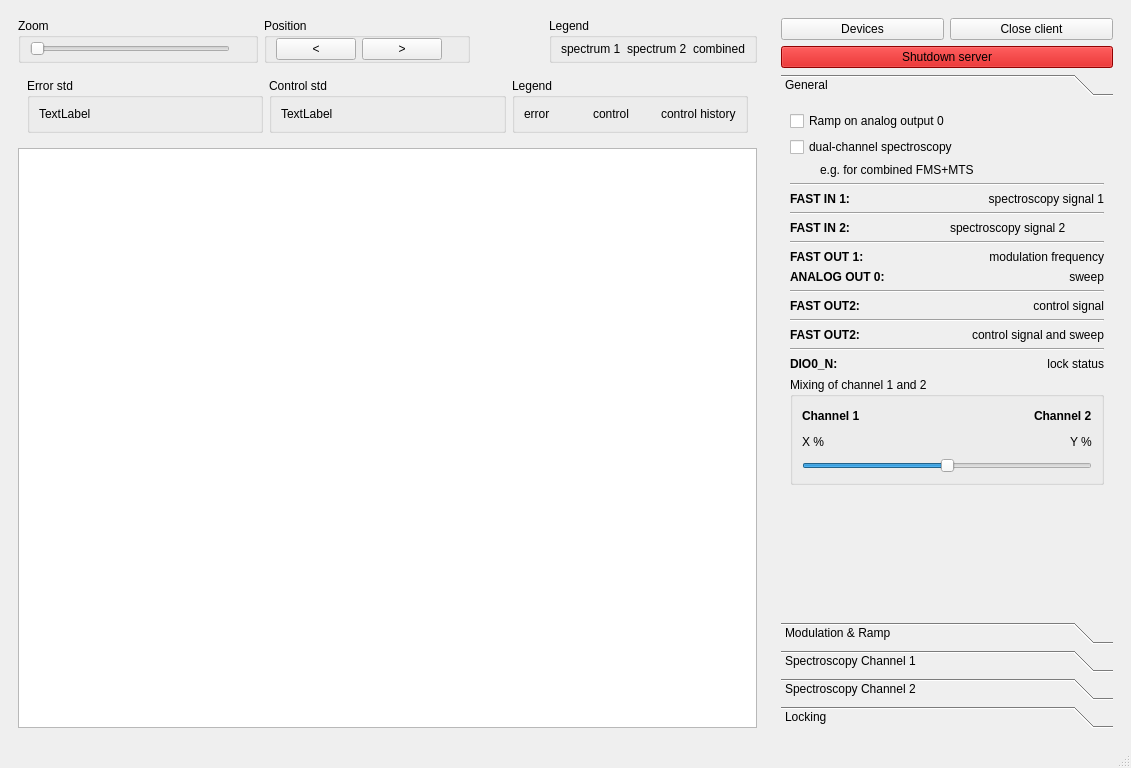
First picture: the form in linien/client/ui/main_window.ui, repository linien-org/linien, before the edit.
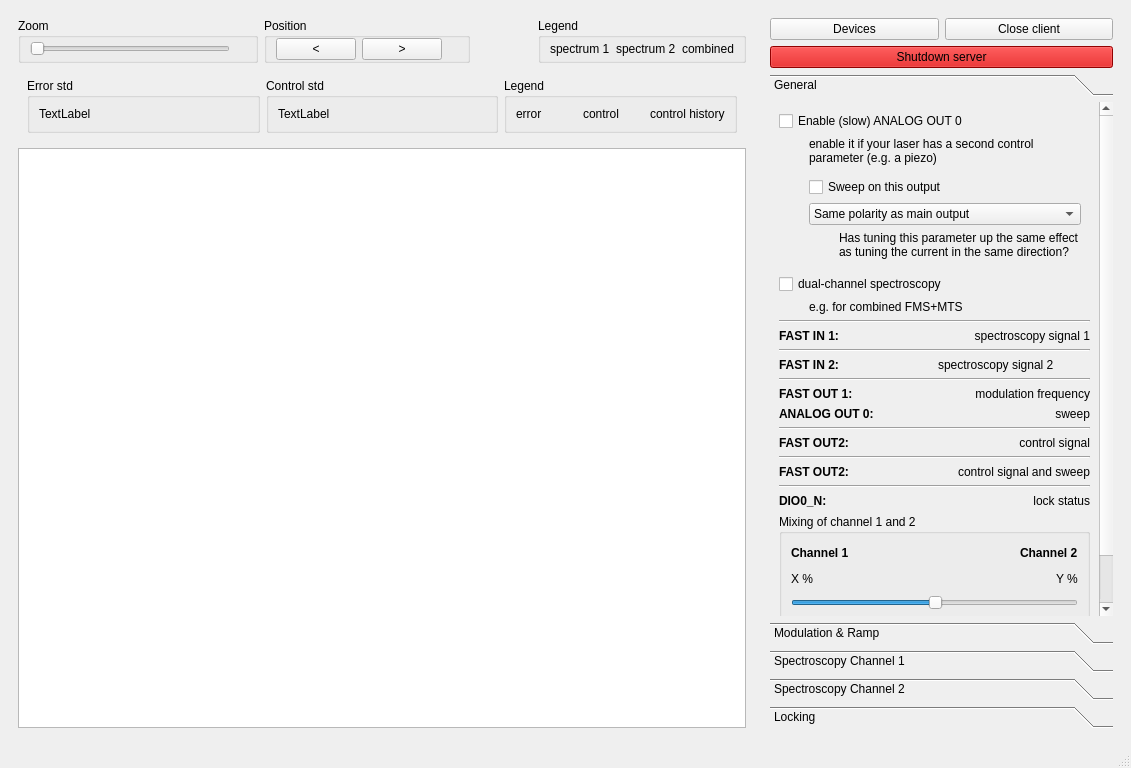
Second picture: the form after the edit. The open tabs and pages were chosen to show the change. Custom widgets are drawn as their Qt base class.

Diff of the .ui file:
```diff
--- a/linien/client/ui/main_window.ui
+++ b/linien/client/ui/main_window.ui
@@ -146,6 +146,9 @@
                  <property name="text">
                   <string>spectrum 1</string>
                  </property>
+                 <property name="wordWrap">
+                  <bool>true</bool>
+                 </property>
                 </widget>
                </item>
                <item>
@@ -153,6 +156,9 @@
                  <property name="text">
                   <string>spectrum 2</string>
                  </property>
+                 <property name="wordWrap">
+                  <bool>true</bool>
+                 </property>
                 </widget>
                </item>
                <item>
@@ -160,6 +166,9 @@
                  <property name="text">
                   <string>combined</string>
                  </property>
+                 <property name="wordWrap">
+                  <bool>true</bool>
+                 </property>
                 </widget>
                </item>
               </layout>
@@ -182,6 +191,9 @@
                  <property name="text">
                   <string>TextLabel</string>
                  </property>
+                 <property name="wordWrap">
+                  <bool>true</bool>
+                 </property>
                 </widget>
                </item>
               </layout>
@@ -198,6 +210,9 @@
                  <property name="text">
                   <string>TextLabel</string>
                  </property>
+                 <property name="wordWrap">
+                  <bool>true</bool>
+                 </property>
                 </widget>
                </item>
               </layout>
@@ -214,6 +229,9 @@
                  <property name="text">
                   <string>error</string>
                  </property>
+                 <property name="wordWrap">
+                  <bool>true</bool>
+                 </property>
                 </widget>
                </item>
                <item>
@@ -221,6 +239,9 @@
                  <property name="text">
                   <string>control</string>
                  </property>
+                 <property name="wordWrap">
+                  <bool>true</bool>
+                 </property>
                 </widget>
                </item>
                <item>
@@ -228,6 +249,9 @@
                  <property name="text">
                   <string>control history</string>
                  </property>
+                 <property name="wordWrap">
+                  <bool>true</bool>
+                 </property>
                 </widget>
                </item>
               </layout>
@@ -772,8 +796,8 @@
            <rect>
             <x>0</x>
             <y>0</y>
-            <width>324</width>
-            <height>506</height>
+            <width>345</width>
+            <height>694</height>
            </rect>
           </property>
           <attribute name="label">
@@ -781,12 +805,89 @@
           </attribute>
           <layout class="QVBoxLayout" name="verticalLayout_15">
            <item>
-            <widget class="QCheckBox" name="rampOnSlow">
+            <widget class="QCheckBox" name="enable_slow_out">
              <property name="text">
-              <string>Ramp on analog output 0</string>
+              <string>Enable (slow) ANALOG OUT 0</string>
              </property>
             </widget>
            </item>
+           <item>
+            <widget class="QLabel" name="label_10">
+             <property name="text">
+              <string>enable it if your laser has a second control parameter (e.g. a piezo)</string>
+             </property>
+             <property name="wordWrap">
+              <bool>true</bool>
+             </property>
+             <property name="indent">
+              <number>30</number>
+             </property>
+            </widget>
+           </item>
+           <item>
+            <widget class="QWidget" name="widget_5" native="true">
+             <layout class="QVBoxLayout" name="verticalLayout_8">
+              <property name="leftMargin">
+               <number>30</number>
+              </property>
+              <property name="topMargin">
+               <number>0</number>
+              </property>
+              <property name="rightMargin">
+               <number>0</number>
+              </property>
+              <property name="bottomMargin">
+               <number>0</number>
+              </property>
+             </layout>
+            </widget>
+           </item>
+           <item>
+            <widget class="QWidget" name="slow_out_settings" native="true">
+             <layout class="QVBoxLayout" name="verticalLayout_13">
+              <property name="leftMargin">
+               <number>30</number>
+              </property>
+              <property name="topMargin">
+               <number>0</number>
+              </property>
+              <item>
+               <widget class="QCheckBox" name="rampOnSlow">
+                <property name="text">
+                 <string>Sweep on this output</string>
+                </property>
+               </widget>
+              </item>
+              <item>
+               <widget class="QComboBox" name="slow_polarity">
+                <item>
+                 <property name="text">
+                  <string>Same polarity as main output</string>
+                 </property>
+                </item>
+                <item>
+                 <property name="text">
+                  <string>Different polarity than main output</string>
+                 </property>
+                </item>
+               </widget>
+              </item>
+              <item>
+               <widget class="QLabel" name="explain_slow_polarity">
+                <property name="text">
+                 <string>Has tuning this parameter up the same effect as tuning the current in the same direction?</string>
+                </property>
+                <property name="wordWrap">
+                 <bool>true</bool>
+                </property>
+                <property name="indent">
+                 <number>30</number>
+                </property>
+               </widget>
+              </item>
+             </layout>
+            </widget>
+           </item>
            <item>
             <widget class="QCheckBox" name="dual_channel">
              <property name="text">
@@ -824,6 +925,9 @@
                <property name="textFormat">
                 <enum>Qt::RichText</enum>
                </property>
+               <property name="wordWrap">
+                <bool>true</bool>
+               </property>
               </widget>
              </item>
              <item>
@@ -868,6 +972,9 @@
                 <property name="text">
                  <string>&lt;html&gt;&lt;head/&gt;&lt;body&gt;&lt;p&gt;&lt;span style=&quot; font-weight:600;&quot;&gt;FAST IN 2:&lt;/span&gt;&lt;/p&gt;&lt;/body&gt;&lt;/html&gt;</string>
                 </property>
+                <property name="wordWrap">
+                 <bool>true</bool>
+                </property>
                </widget>
               </item>
               <item>
@@ -875,6 +982,9 @@
                 <property name="text">
                  <string>spectroscopy signal 2</string>
                 </property>
+                <property name="wordWrap">
+                 <bool>true</bool>
+                </property>
                </widget>
               </item>
              </layout>
@@ -897,6 +1007,9 @@
                <property name="textFormat">
                 <enum>Qt::RichText</enum>
                </property>
+               <property name="wordWrap">
+                <bool>true</bool>
+               </property>
               </widget>
              </item>
              <item>
@@ -939,6 +1052,9 @@
                   <property name="text">
                    <string>&lt;html&gt;&lt;head/&gt;&lt;body&gt;&lt;p&gt;&lt;span style=&quot; font-weight:600;&quot;&gt;ANALOG OUT 0:&lt;/span&gt;&lt;/p&gt;&lt;/body&gt;&lt;/html&gt;</string>
                   </property>
+                  <property name="wordWrap">
+                   <bool>true</bool>
+                  </property>
                  </widget>
                 </item>
                 <item>
@@ -949,6 +1065,9 @@
                   <property name="alignment">
                    <set>Qt::AlignRight|Qt::AlignTrailing|Qt::AlignVCenter</set>
                   </property>
+                  <property name="wordWrap">
+                   <bool>true</bool>
+                  </property>
                  </widget>
                 </item>
                </layout>
@@ -967,6 +1086,9 @@
                   <property name="text">
                    <string>&lt;html&gt;&lt;head/&gt;&lt;body&gt;&lt;p&gt;&lt;span style=&quot; font-weight:600;&quot;&gt;FAST OUT2:&lt;/span&gt;&lt;/p&gt;&lt;/body&gt;&lt;/html&gt;</string>
                   </property>
+                  <property name="wordWrap">
+                   <bool>true</bool>
+                  </property>
                  </widget>
                 </item>
                 <item>
@@ -977,6 +1099,9 @@
                   <property name="alignment">
                    <set>Qt::AlignRight|Qt::AlignTrailing|Qt::AlignVCenter</set>
                   </property>
+                  <property name="wordWrap">
+                   <bool>true</bool>
+                  </property>
                  </widget>
                 </item>
                </layout>
@@ -1013,6 +1138,9 @@
                   <property name="text">
                    <string>&lt;html&gt;&lt;head/&gt;&lt;body&gt;&lt;p&gt;&lt;span style=&quot; font-weight:600;&quot;&gt;FAST OUT2:&lt;/span&gt;&lt;/p&gt;&lt;/body&gt;&lt;/html&gt;</string>
                   </property>
+                  <property name="wordWrap">
+                   <bool>true</bool>
+                  </property>
                  </widget>
                 </item>
                 <item>
@@ -1047,6 +1175,9 @@
                <property name="text">
                 <string>&lt;html&gt;&lt;head/&gt;&lt;body&gt;&lt;p&gt;&lt;span style=&quot; font-weight:600;&quot;&gt;DIO0_N:&lt;/span&gt;&lt;/p&gt;&lt;/body&gt;&lt;/html&gt;</string>
                </property>
+               <property name="wordWrap">
+                <bool>true</bool>
+               </property>
               </widget>
              </item>
              <item>
@@ -1057,6 +1188,9 @@
                <property name="alignment">
                 <set>Qt::AlignRight|Qt::AlignTrailing|Qt::AlignVCenter</set>
                </property>
+               <property name="wordWrap">
+                <bool>true</bool>
+               </property>
               </widget>
              </item>
             </layout>
@@ -1074,6 +1208,9 @@
                   <property name="text">
                    <string>&lt;html&gt;&lt;head/&gt;&lt;body&gt;&lt;p&gt;&lt;span style=&quot; font-weight:600;&quot;&gt;Channel 1&lt;/span&gt;&lt;/p&gt;&lt;/body&gt;&lt;/html&gt;</string>
                   </property>
+                  <property name="wordWrap">
+                   <bool>true</bool>
+                  </property>
                  </widget>
                 </item>
                 <item>
@@ -1094,6 +1231,9 @@
                   <property name="text">
                    <string>&lt;html&gt;&lt;head/&gt;&lt;body&gt;&lt;p&gt;&lt;span style=&quot; font-weight:600;&quot;&gt;Channel 2&lt;/span&gt;&lt;/p&gt;&lt;/body&gt;&lt;/html&gt;</string>
                   </property>
+                  <property name="wordWrap">
+                   <bool>true</bool>
+                  </property>
                  </widget>
                 </item>
                </layout>
@@ -1105,6 +1245,9 @@
                   <property name="text">
                    <string>X %</string>
                   </property>
+                  <property name="wordWrap">
+                   <bool>true</bool>
+                  </property>
                  </widget>
                 </item>
                 <item>
@@ -1125,6 +1268,9 @@
                   <property name="text">
                    <string>Y %</string>
                   </property>
+                  <property name="wordWrap">
+                   <bool>true</bool>
+                  </property>
                  </widget>
                 </item>
                </layout>
```
Left out of the diff: 6 changed lines with no effect on the pictures.
